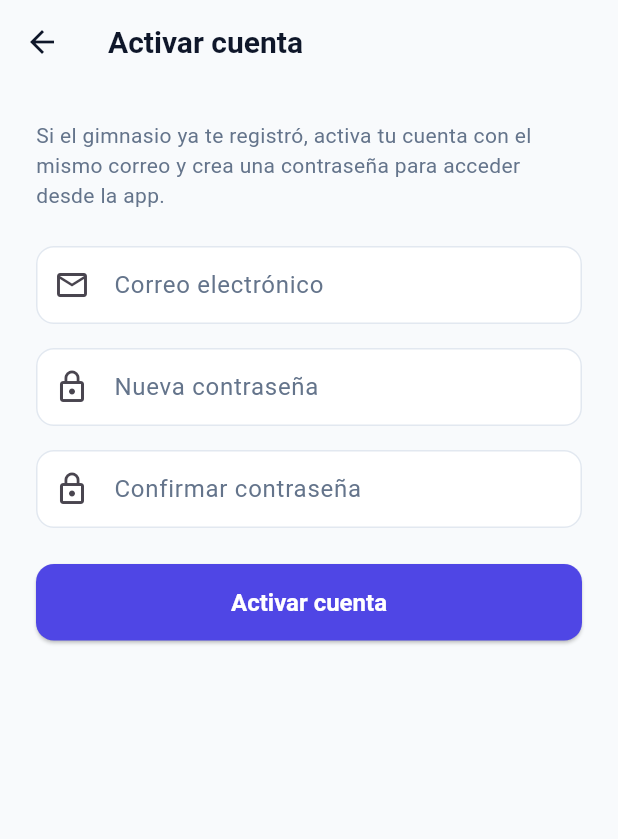
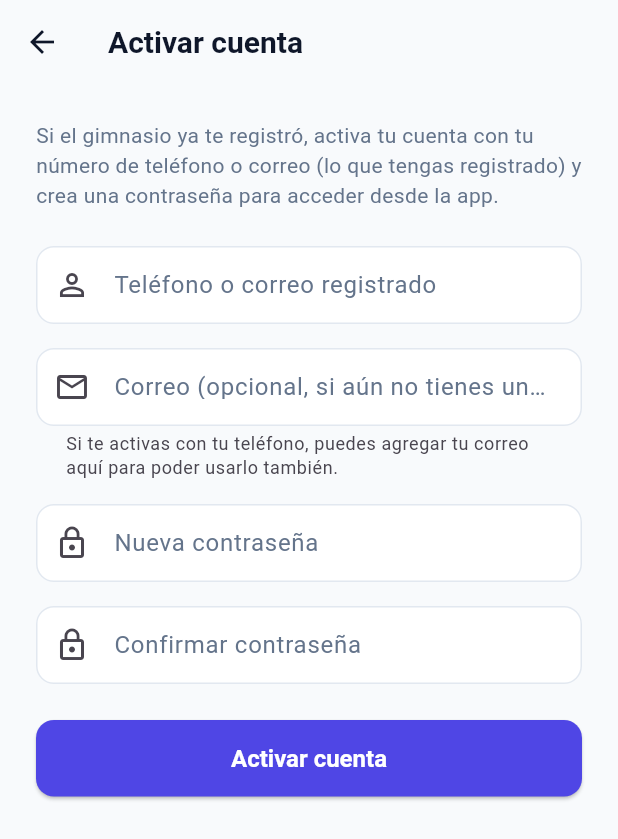
Before and after one commit to tureydani/ARENAGYM, a Flutter app: the screen it shows after launch, after a tap on "Iniciar sesión", after a tap on "¿Primera vez? Activa tu cuenta", on a phone screen of 412 x 824 dp. Shown: the top 839 px of the screen. Run offline on Flutter 3.47's test engine with Material 3 defaults, Android fonts, the phone set to English and light mode, and no system bars; our stand-ins replace flutter_secure_storage; accounts and stored records are empty; network calls fail.

Commit message:
App Flutter: login/activacion con telefono o correo, editar email en perfil
Refleja en la app los cambios del backend: login y activacion de
cuenta ahora usan un solo campo "identificador" (telefono o correo,
lo que el cliente tenga) en vez de exigir correo.

- login_screen.dart / activar_cuenta_screen.dart: campo renombrado a
  "Telefono o correo", sin validacion de formato de email (puede ser
  cualquiera de los dos).
- activar_cuenta_screen.dart: nuevo campo opcional "Correo" para que
  quien se active con su telefono pueda agregar su correo de una vez
  si quiere.
- perfil_tab.dart: el email ahora es editable igual que el telefono
  (antes era de solo lectura), para que quien se activo solo con
  telefono pueda agregarlo despues.
- api_service.dart: login/activarCuenta usan "identificador" en vez
  de "email"; actualizarPerfil acepta tambien "email".

Verificado: flutter analyze (0 errores, mismos hints de estilo
preexistentes) y flutter build apk --debug exitoso.

```diff
--- a/arenagymapk/lib/screens/activar_cuenta_screen.dart
+++ b/arenagymapk/lib/screens/activar_cuenta_screen.dart
@@ -6,6 +6,11 @@ import '../theme/app_theme.dart';
 
 /// Pantalla de activación de cuenta para clientes que el gimnasio ya
 /// registró en el sistema web, pero que todavía no tienen contraseña de app.
+///
+/// El panel web todavía no siempre captura el correo al dar de alta a un
+/// cliente, así que la activación acepta el teléfono o el correo que el
+/// gimnasio le haya asignado. Si se activa con teléfono y todavía no tiene
+/// correo, puede agregarlo aquí mismo (opcional).
 class ActivarCuentaScreen extends StatefulWidget {
   const ActivarCuentaScreen({super.key});
 
@@ -15,6 +20,7 @@ class ActivarCuentaScreen extends StatefulWidget {
 
 class _ActivarCuentaScreenState extends State<ActivarCuentaScreen> {
   final _formKey = GlobalKey<FormState>();
+  final _identificadorController = TextEditingController();
   final _emailController = TextEditingController();
   final _passwordController = TextEditingController();
   final _confirmPasswordController = TextEditingController();
@@ -24,6 +30,7 @@ class _ActivarCuentaScreenState extends State<ActivarCuentaScreen> {
 
   @override
   void dispose() {
+    _identificadorController.dispose();
     _emailController.dispose();
     _passwordController.dispose();
     _confirmPasswordController.dispose();
@@ -40,11 +47,14 @@ class _ActivarCuentaScreenState extends State<ActivarCuentaScreen> {
 
     try {
       await ApiService.instance.activarCuenta(
-        email: _emailController.text.trim(),
+        identificador: _identificadorController.text.trim(),
         password: _passwordController.text,
+        email: _emailController.text.trim().isEmpty
+            ? null
+            : _emailController.text.trim(),
       );
       if (!mounted) return;
-      Navigator.of(context).pop(_emailController.text.trim());
+      Navigator.of(context).pop(_identificadorController.text.trim());
     } on ApiException catch (e) {
       setState(() => _errorMessage = e.message);
     } finally {
@@ -67,9 +77,9 @@ class _ActivarCuentaScreenState extends State<ActivarCuentaScreen> {
                 crossAxisAlignment: CrossAxisAlignment.stretch,
                 children: [
                   const Text(
-                    'Si el gimnasio ya te registró, activa tu cuenta con el '
-                    'mismo correo y crea una contraseña para acceder desde '
-                    'la app.',
+                    'Si el gimnasio ya te registró, activa tu cuenta con tu '
+                    'número de teléfono o correo (lo que tengas registrado) '
+                    'y crea una contraseña para acceder desde la app.',
                     style: TextStyle(color: AppColors.textSecondary),
                   ),
                   const SizedBox(height: 24),
@@ -103,17 +113,37 @@ class _ActivarCuentaScreenState extends State<ActivarCuentaScreen> {
                     const SizedBox(height: 16),
                   ],
                   TextFormField(
+                    controller: _identificadorController,
+                    keyboardType: TextInputType.text,
+                    decoration: const InputDecoration(
+                      labelText: 'Teléfono o correo registrado',
+                      prefixIcon: Icon(Icons.person_outline),
+                    ),
+                    validator: (value) {
+                      if (value == null || value.trim().isEmpty) {
+                        return 'Ingresa tu teléfono o correo';
+                      }
+                      return null;
+                    },
+                  ),
+                  const SizedBox(height: 16),
+                  TextFormField(
                     controller: _emailController,
                     keyboardType: TextInputType.emailAddress,
                     decoration: const InputDecoration(
-                      labelText: 'Correo electrónico',
+                      labelText: 'Correo (opcional, si aún no tienes uno)',
                       prefixIcon: Icon(Icons.email_outlined),
+                      helperText:
+                          'Si te activas con tu teléfono, puedes agregar '
+                          'tu correo aquí para poder usarlo también.',
+                      helperMaxLines: 2,
                     ),
                     validator: (value) {
-                      if (value == null || value.trim().isEmpty) {
-                        return 'Ingresa tu correo';
+                      if (value != null &&
+                          value.trim().isNotEmpty &&
+                          !value.contains('@')) {
+                        return 'Correo inválido';
                       }
-                      if (!value.contains('@')) return 'Correo inválido';
                       return null;
                     },
                   ),
--- a/arenagymapk/lib/screens/login_screen.dart
+++ b/arenagymapk/lib/screens/login_screen.dart
@@ -16,7 +16,7 @@ class LoginScreen extends StatefulWidget {
 
 class _LoginScreenState extends State<LoginScreen> {
   final _formKey = GlobalKey<FormState>();
-  final _emailController = TextEditingController();
+  final _identificadorController = TextEditingController();
   final _passwordController = TextEditingController();
 
   bool _loading = false;
@@ -25,7 +25,7 @@ class _LoginScreenState extends State<LoginScreen> {
 
   @override
   void dispose() {
-    _emailController.dispose();
+    _identificadorController.dispose();
     _passwordController.dispose();
     super.dispose();
   }
@@ -40,7 +40,7 @@ class _LoginScreenState extends State<LoginScreen> {
 
     try {
       final result = await ApiService.instance.login(
-        email: _emailController.text.trim(),
+        identificador: _identificadorController.text.trim(),
         password: _passwordController.text,
       );
       await AuthStorage.instance.saveToken(result.token);
@@ -57,11 +57,11 @@ class _LoginScreenState extends State<LoginScreen> {
   }
 
   void _goToActivarCuenta() async {
-    final email = await Navigator.of(context).push<String>(
+    final identificador = await Navigator.of(context).push<String>(
       MaterialPageRoute(builder: (_) => const ActivarCuentaScreen()),
     );
-    if (email != null && mounted) {
-      _emailController.text = email;
+    if (identificador != null && mounted) {
+      _identificadorController.text = identificador;
       ScaffoldMessenger.of(context).showSnackBar(
         const SnackBar(
           content: Text('Cuenta activada. Ya puedes iniciar sesión.'),
@@ -147,19 +147,16 @@ class _LoginScreenState extends State<LoginScreen> {
                       const SizedBox(height: 16),
                     ],
                     TextFormField(
-                      controller: _emailController,
-                      keyboardType: TextInputType.emailAddress,
+                      controller: _identificadorController,
+                      keyboardType: TextInputType.text,
                       textInputAction: TextInputAction.next,
                       decoration: const InputDecoration(
-                        labelText: 'Correo electrónico',
-                        prefixIcon: Icon(Icons.email_outlined),
+                        labelText: 'Teléfono o correo',
+                        prefixIcon: Icon(Icons.person_outline),
                       ),
                       validator: (value) {
                         if (value == null || value.trim().isEmpty) {
-                          return 'Ingresa tu correo';
-                        }
-                        if (!value.contains('@')) {
-                          return 'Correo inválido';
+                          return 'Ingresa tu teléfono o correo';
                         }
                         return null;
                       },
```
Also changed, not shown: arenagymapk/lib/screens/perfil_tab.dart (+97 -5 lines), arenagymapk/lib/services/api_service.dart (+17 -5 lines).
